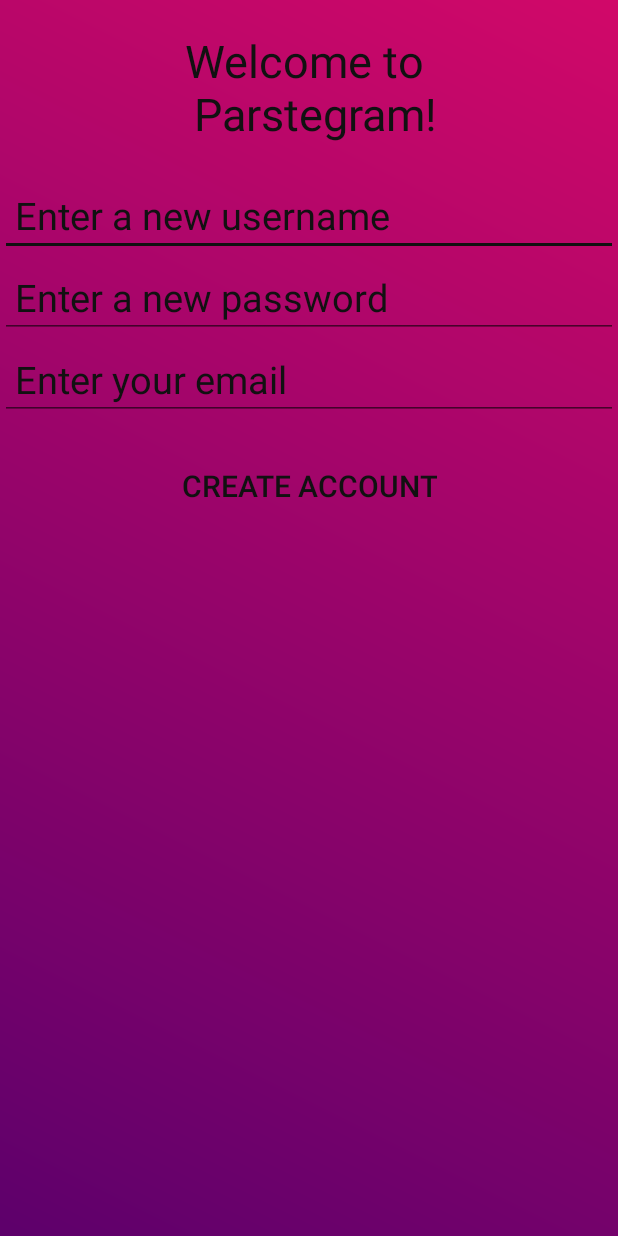
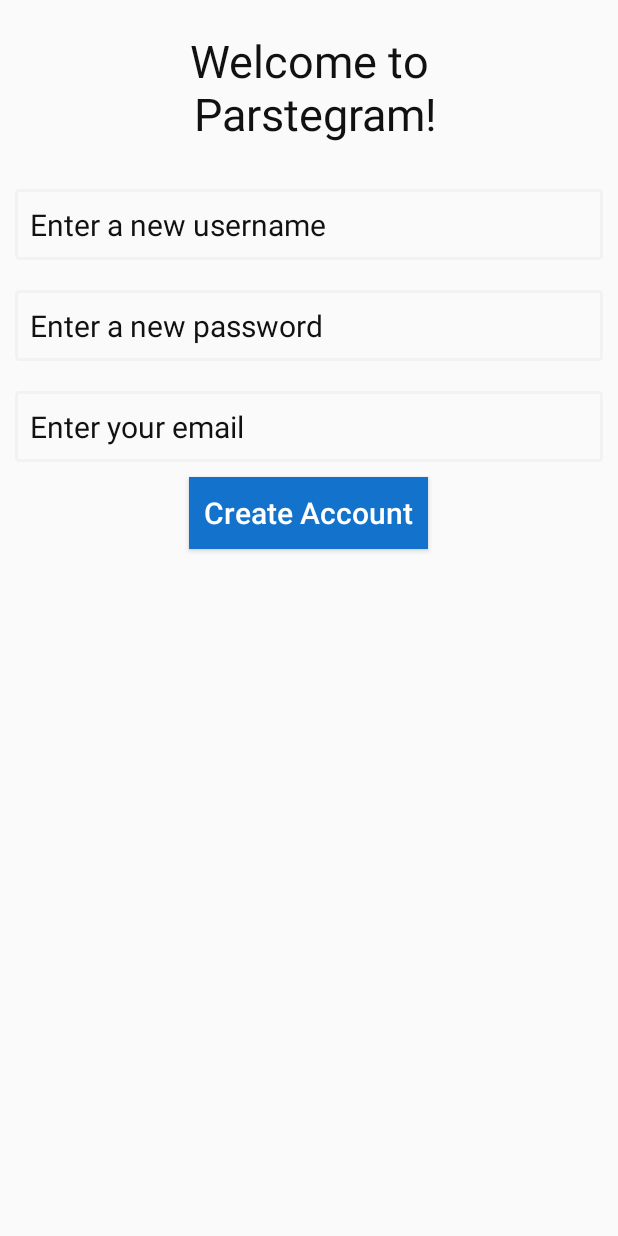
Before and after one commit to Bertogonz3000/Parsetegram, an Android app: the SignUpActivity screen opened directly, with no data from a screen before it, on a phone screen of 412 x 824 dp. Run offline under Robolectric (Android 15) with nearby library versions, the phone set to English and light mode, and no system bars; libraries missing offline, so code that uses them is left out: com.parse.

Commit message:
login and sign up ui plus bug fix on posting without pic or desc

```diff
--- a/app/src/main/java/com/example/bertogonz3000/parstegram/Fragments/CaptureFragment.java
+++ b/app/src/main/java/com/example/bertogonz3000/parstegram/Fragments/CaptureFragment.java
@@ -17,6 +17,7 @@ import android.view.ViewGroup;
 import android.widget.Button;
 import android.widget.EditText;
 import android.widget.ImageView;
+import android.widget.Toast;
 
 import com.example.bertogonz3000.parstegram.FeedActivity;
 import com.example.bertogonz3000.parstegram.Model.Post;
@@ -78,13 +79,20 @@ public class CaptureFragment extends Fragment {
                 final String description = etDescription.getText().toString();
                 final ParseUser user = ParseUser.getCurrentUser();
 
-                final ParseFile parseFile = new ParseFile(file);
+                if (file != null && !description.equals("")){
+
+
+                    final ParseFile parseFile = new ParseFile(file);
                 parseFile.saveInBackground(new SaveCallback() {
                     @Override
                     public void done(ParseException e) {
                         createPost(description, parseFile, user);
                     }
                 });
+            } else {
+                    Toast.makeText(getContext(), "Please take a photo and enter a description"
+                            , Toast.LENGTH_SHORT).show();
+                }
 
             }
         });
--- a/app/src/main/res/layout/activity_login.xml
+++ b/app/src/main/res/layout/activity_login.xml
@@ -61,7 +61,7 @@
         android:padding="15dp"
         android:layout_margin="15dp"
         android:layout_centerInParent="true"
-        android:background="@drawable/button_bg_transparent_blue"
+        android:background="@color/blue_6"
         android:textColor="#FFFFFF"
         android:textSize="20dp"/>
 
--- a/app/src/main/res/layout/activity_sign_up.xml
+++ b/app/src/main/res/layout/activity_sign_up.xml
@@ -4,14 +4,13 @@
     xmlns:tools="http://schemas.android.com/tools"
     android:layout_width="match_parent"
     android:layout_height="match_parent"
-    tools:context=".SignUpActivity"
-    android:background="@drawable/login_gradient">
+    tools:context=".SignUpActivity">
 
     <TextView
         android:id="@+id/welcomeMessage"
         android:layout_width="wrap_content"
         android:layout_height="wrap_content"
-        android:text="Welcome to \n Parstegram!"
+        android:text="Welcome to\n Parstegram!"
         android:textColor="@color/colorAccent"
         android:textSize="30dp"
         android:layout_centerHorizontal="true"
@@ -26,8 +25,10 @@
         android:textColorHint="@color/colorAccent"
         android:layout_below="@+id/welcomeMessage"
         android:hint="Enter a new username"
-        android:textSize="25dp"
+        android:textSize="20dp"
         android:padding="10dp"
+        android:background="@drawable/button_bg_transparent"
+        android:layout_margin="10dp"
         />
 
     <EditText
@@ -38,8 +39,10 @@
         android:textColorHint="@color/colorAccent"
         android:layout_below="@+id/etNewUsername"
         android:hint="Enter a new password"
-        android:textSize="25dp"
+        android:textSize="20dp"
         android:padding="10dp"
+        android:layout_margin="10dp"
+        android:background="@drawable/button_bg_transparent"
         />
 
     <EditText
@@ -50,20 +53,23 @@
         android:textColorHint="@color/colorAccent"
         android:layout_below="@+id/etNewPassword"
         android:hint="Enter your email"
-        android:textSize="25dp"
+        android:textSize="20dp"
         android:padding="10dp"
+        android:layout_margin="10dp"
+        android:background="@drawable/button_bg_transparent"
         />
 
     <Button
         android:id="@+id/createAccountButton"
         android:layout_width="wrap_content"
         android:layout_height="wrap_content"
-        android:background="@color/transparent"
+        android:background="@color/blue_6"
         android:text="Create Account"
         android:layout_below="@id/etNewEmail"
         android:layout_centerInParent="true"
-        android:textColor="@color/colorAccent"
+        android:textColor="#ffffff"
         android:textSize="20dp"
-        android:padding="30dp"/>
+        android:textAllCaps="false"
+        android:padding="10dp"/>
 
 </RelativeLayout>
```
